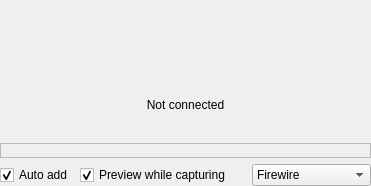
The window that src/widgets/recmonitor_ui.ui (KDE/kdenlive) describes before a commit, drawn with Qt 5.
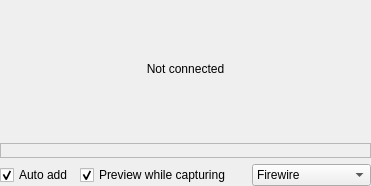
The same window after the commit. Custom widgets are drawn as their Qt base class.

Commit message: Fix v4l capture on the first attempt

```diff
--- a/src/widgets/recmonitor_ui.ui
+++ b/src/widgets/recmonitor_ui.ui
@@ -15,19 +15,6 @@
     <number>0</number>
    </property>
    <item row="0" column="0" colspan="4">
-    <widget class="QFrame" name="video_capture">
-     <property name="frameShape">
-      <enum>QFrame::NoFrame</enum>
-     </property>
-     <property name="frameShadow">
-      <enum>QFrame::Plain</enum>
-     </property>
-     <property name="lineWidth">
-      <number>0</number>
-     </property>
-    </widget>
-   </item>
-   <item row="1" column="0" colspan="4">
     <widget class="QLabel" name="video_frame">
      <property name="text">
       <string>Not connected</string>
@@ -37,7 +24,7 @@
      </property>
     </widget>
    </item>
-   <item row="2" column="0" colspan="4">
+   <item row="1" column="0" colspan="4">
     <widget class="QFrame" name="control_frame_firewire">
      <property name="sizePolicy">
       <sizepolicy hsizetype="Preferred" vsizetype="Maximum">
@@ -59,7 +46,7 @@
      </property>
     </widget>
    </item>
-   <item row="3" column="0">
+   <item row="2" column="0">
     <widget class="QCheckBox" name="autoaddbox">
      <property name="text">
       <string>Auto add</string>
@@ -69,7 +56,7 @@
      </property>
     </widget>
    </item>
-   <item row="3" column="3">
+   <item row="2" column="3">
     <widget class="KComboBox" name="device_selector">
      <item>
       <property name="text">
@@ -93,7 +80,7 @@
      </item>
     </widget>
    </item>
-   <item row="3" column="1">
+   <item row="2" column="1">
     <widget class="QCheckBox" name="enable_preview">
      <property name="text">
       <string>Preview while capturing</string>
@@ -103,7 +90,7 @@
      </property>
     </widget>
    </item>
-   <item row="3" column="2">
+   <item row="2" column="2">
     <spacer name="horizontalSpacer">
      <property name="orientation">
       <enum>Qt::Horizontal</enum>
```
The commit also changes 2 other files.
